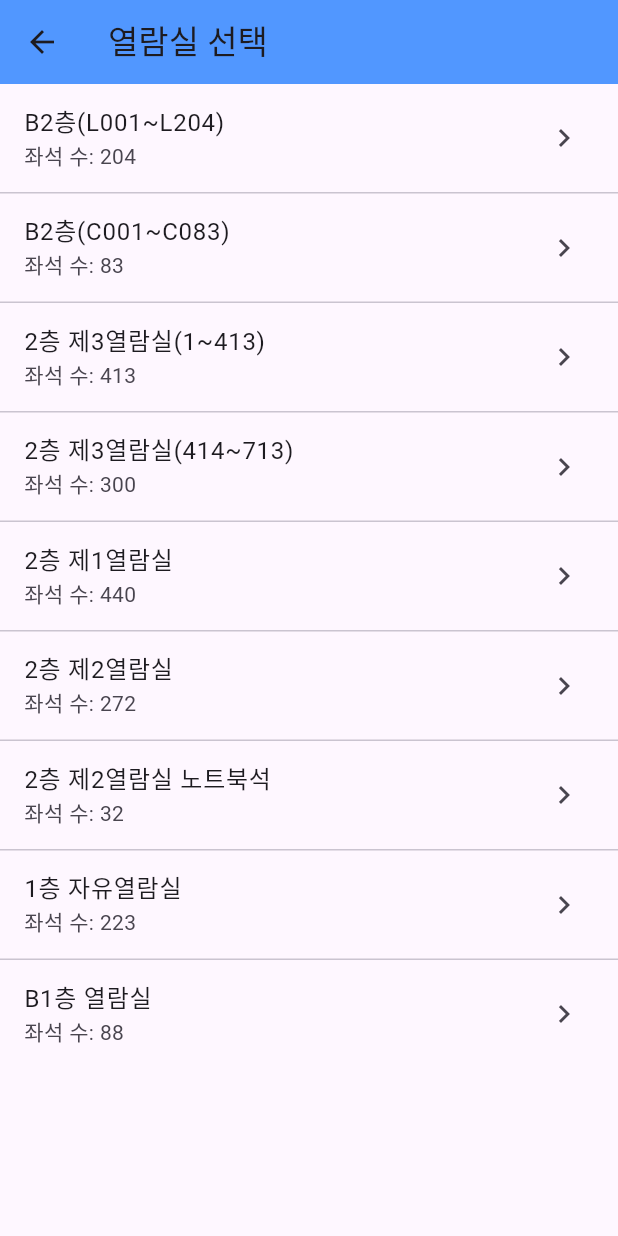
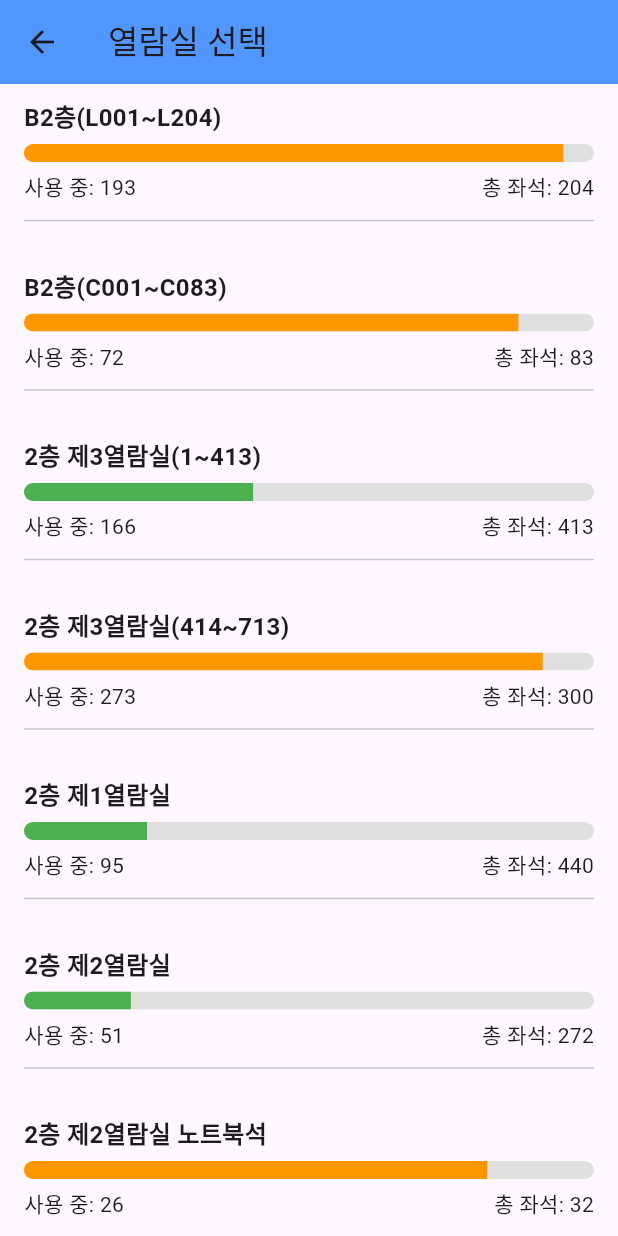
Before and after one commit to TAEHONG-LEE/cnuity, a Flutter app: the KkaezamSeatSelectScreen screen opened directly, on a phone screen of 412 x 824 dp. Run offline on Flutter 3.47's test engine with Material 3 defaults, Android fonts, the phone set to English and light mode, and no system bars; our stand-ins replace firebase_auth, firebase_core, fluttertoast; accounts and stored records are empty.

Commit message:
Update: KkaezamSeatSelectScreen에서 SeatStatusBar 활용하여 열람실 현황 시각화

```diff
--- a/lib/screens/kkaezam/kkaezam_seat_select_screen.dart
+++ b/lib/screens/kkaezam/kkaezam_seat_select_screen.dart
@@ -1,20 +1,21 @@
 import 'package:flutter/material.dart';
+import '../../widgets/kkaezam/seat_status_bar.dart';
 import 'kkaezam_seat_map_screen.dart';
 
 class KkaezamSeatSelectScreen extends StatelessWidget {
   KkaezamSeatSelectScreen({super.key});
 
-  // 열람실 정보 리스트
+  // 예시용: 열람실 리스트 + 사용 중 좌석 수 포함
   final List<Map<String, dynamic>> readingRooms = [
-    {'name': 'B2층(L001~L204)', 'seatCount': 204},
-    {'name': 'B2층(C001~C083)', 'seatCount': 83},
-    {'name': '2층 제3열람실(1~413)', 'seatCount': 413},
-    {'name': '2층 제3열람실(414~713)', 'seatCount': 300},
-    {'name': '2층 제1열람실', 'seatCount': 440},
-    {'name': '2층 제2열람실', 'seatCount': 272},
-    {'name': '2층 제2열람실 노트북석', 'seatCount': 32},
-    {'name': '1층 자유열람실', 'seatCount': 223},
-    {'name': 'B1층 열람실', 'seatCount': 88},
+    {'name': 'B2층(L001~L204)', 'total': 204, 'used': 193},
+    {'name': 'B2층(C001~C083)', 'total': 83, 'used': 72},
+    {'name': '2층 제3열람실(1~413)', 'total': 413, 'used': 166},
+    {'name': '2층 제3열람실(414~713)', 'total': 300, 'used': 273},
+    {'name': '2층 제1열람실', 'total': 440, 'used': 95},
+    {'name': '2층 제2열람실', 'total': 272, 'used': 51},
+    {'name': '2층 제2열람실 노트북석', 'total': 32, 'used': 26},
+    {'name': '1층 자유열람실', 'total': 223, 'used': 0},
+    {'name': 'B1층 열람실', 'total': 88, 'used': 0},
   ];
 
   @override
@@ -24,15 +25,11 @@ class KkaezamSeatSelectScreen extends StatelessWidget {
         title: const Text('열람실 선택'),
         backgroundColor: const Color(0xFF5197FF),
       ),
-      body: ListView.separated(
+      body: ListView.builder(
         itemCount: readingRooms.length,
-        separatorBuilder: (context, index) => const Divider(height: 1),
         itemBuilder: (context, index) {
           final room = readingRooms[index];
-          return ListTile(
-            title: Text(room['name']),
-            subtitle: Text('좌석 수: ${room['seatCount']}'),
-            trailing: const Icon(Icons.chevron_right),
+          return InkWell(
             onTap: () {
               Navigator.push(
                 context,
@@ -40,11 +37,16 @@ class KkaezamSeatSelectScreen extends StatelessWidget {
                   builder:
                       (_) => KkaezamSeatMapScreen(
                         roomName: room['name'],
-                        totalSeats: room['seatCount'],
+                        totalSeats: room['total'],
                       ),
                 ),
               );
             },
+            child: SeatStatusBar(
+              roomName: room['name'],
+              usedSeats: room['used'],
+              totalSeats: room['total'],
+            ),
           );
         },
       ),
```
